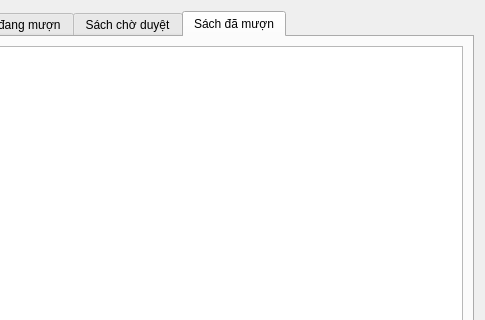
Qt form information.ui (fantasyinferno/libpro) before a commit; both pictures show x 582 to 1067 and y 0 to 320 of the 1067 by 530 pixel window.
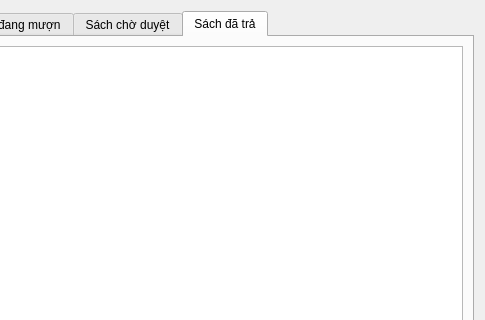
The same form after that commit. The open tabs and pages were chosen to show the change.

Diff of the .ui file:
```diff
--- a/information.ui
+++ b/information.ui
@@ -464,7 +464,7 @@
          </widget>
          <widget class="QWidget" name="tab_3">
           <attribute name="title">
-           <string>Sách đã mượn</string>
+           <string>Sách đã trả</string>
           </attribute>
           <layout class="QVBoxLayout" name="verticalLayout_7">
            <item>
```
Left out of the diff: 2 changed lines with no effect on the pictures.
